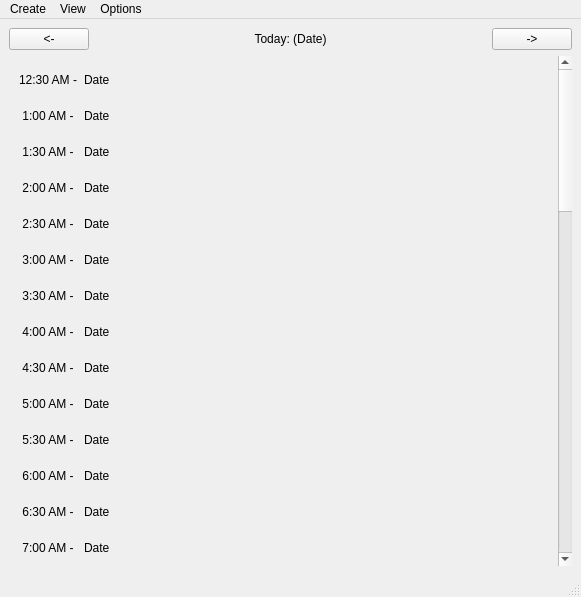
The window that Torg/torg.ui (Tiane-Maestas/Torg) describes before a commit, drawn with Qt 5.
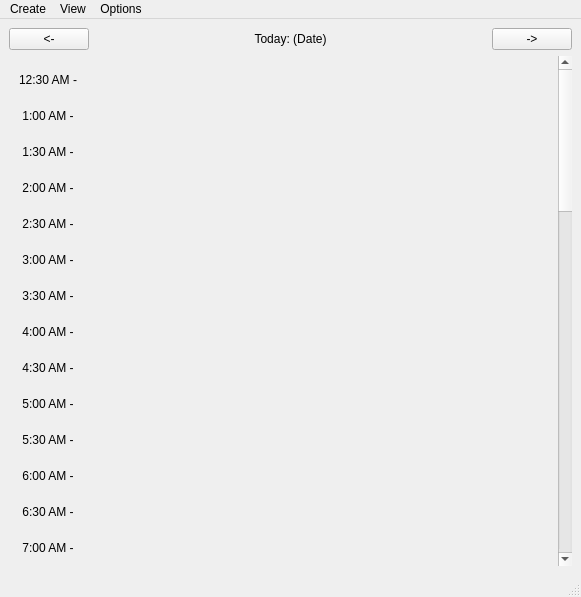
The same window after the commit.

What changed in the file:
```diff
--- a/Torg/torg.ui
+++ b/Torg/torg.ui
@@ -75,7 +75,7 @@
          <property name="geometry">
           <rect>
            <x>0</x>
-           <y>0</y>
+           <y>-1334</y>
            <width>547</width>
            <height>1836</height>
           </rect>
@@ -116,7 +116,7 @@
               <property name="minimumSize">
                <size>
                 <width>50</width>
-                <height>25</height>
+                <height>30</height>
                </size>
               </property>
               <property name="baseSize">
@@ -126,7 +126,7 @@
                </size>
               </property>
               <property name="text">
-               <string>Date</string>
+               <string/>
               </property>
              </widget>
             </item>
@@ -167,7 +167,7 @@
               <property name="minimumSize">
                <size>
                 <width>50</width>
-                <height>25</height>
+                <height>30</height>
                </size>
               </property>
               <property name="baseSize">
@@ -177,7 +177,7 @@
                </size>
               </property>
               <property name="text">
-               <string>Date</string>
+               <string/>
               </property>
              </widget>
             </item>
@@ -218,7 +218,7 @@
               <property name="minimumSize">
                <size>
                 <width>50</width>
-                <height>25</height>
+                <height>30</height>
                </size>
               </property>
               <property name="baseSize">
@@ -228,7 +228,7 @@
                </size>
               </property>
               <property name="text">
-               <string>Date</string>
+               <string/>
               </property>
              </widget>
             </item>
@@ -269,7 +269,7 @@
               <property name="minimumSize">
                <size>
                 <width>50</width>
-                <height>25</height>
+                <height>30</height>
                </size>
               </property>
               <property name="baseSize">
@@ -279,7 +279,7 @@
                </size>
               </property>
               <property name="text">
-               <string>Date</string>
+               <string/>
               </property>
              </widget>
             </item>
@@ -320,7 +320,7 @@
               <property name="minimumSize">
                <size>
                 <width>50</width>
-                <height>25</height>
+                <height>30</height>
                </size>
               </property>
               <property name="baseSize">
@@ -330,7 +330,7 @@
                </size>
               </property>
               <property name="text">
-               <string>Date</string>
+               <string/>
               </property>
              </widget>
             </item>
@@ -371,7 +371,7 @@
               <property name="minimumSize">
                <size>
                 <width>50</width>
-                <height>25</height>
+                <height>30</height>
                </size>
               </property>
               <property name="baseSize">
@@ -381,7 +381,7 @@
                </size>
               </property>
               <property name="text">
-               <string>Date</string>
+               <string/>
               </property>
              </widget>
             </item>
@@ -422,7 +422,7 @@
               <property name="minimumSize">
                <size>
                 <width>50</width>
-                <height>25</height>
+                <height>30</height>
                </size>
               </property>
               <property name="baseSize">
@@ -432,7 +432,7 @@
                </size>
               </property>
               <property name="text">
-               <string>Date</string>
+               <string/>
               </property>
              </widget>
             </item>
@@ -473,7 +473,7 @@
               <property name="minimumSize">
                <size>
                 <width>50</width>
-                <height>25</height>
+                <height>30</height>
                </size>
               </property>
               <property name="baseSize">
@@ -483,7 +483,7 @@
                </size>
               </property>
               <property name="text">
-               <string>Date</string>
+               <string/>
               </property>
              </widget>
             </item>
@@ -524,7 +524,7 @@
               <property name="minimumSize">
                <size>
                 <width>50</width>
-                <height>25</height>
+                <height>30</height>
                </size>
               </property>
               <property name="baseSize">
@@ -534,7 +534,7 @@
                </size>
               </property>
               <property name="text">
-               <string>Date</string>
+               <string/>
               </property>
              </widget>
             </item>
@@ -575,7 +575,7 @@
               <property name="minimumSize">
                <size>
                 <width>50</width>
-                <height>25</height>
+                <height>30</height>
                </size>
               </property>
               <property name="baseSize">
@@ -585,7 +585,7 @@
                </size>
               </property>
               <property name="text">
-               <string>Date</string>
+               <string/>
               </property>
              </widget>
             </item>
@@ -626,7 +626,7 @@
               <property name="minimumSize">
                <size>
                 <width>50</width>
-                <height>25</height>
+                <height>30</height>
                </size>
               </property>
               <property name="baseSize">
@@ -636,7 +636,7 @@
                </size>
               </property>
               <property name="text">
-               <string>Date</string>
+               <string/>
               </property>
              </widget>
             </item>
@@ -677,7 +677,7 @@
               <property name="minimumSize">
                <size>
                 <width>50</width>
-                <height>25</height>
+                <height>30</height>
                </size>
               </property>
               <property name="baseSize">
@@ -687,7 +687,7 @@
                </size>
               </property>
               <property name="text">
-               <string>Date</string>
+               <string/>
               </property>
              </widget>
             </item>
@@ -728,7 +728,7 @@
               <property name="minimumSize">
                <size>
                 <width>50</width>
-                <height>25</height>
+                <height>30</height>
                </size>
               </property>
               <property name="baseSize">
@@ -738,7 +738,7 @@
                </size>
               </property>
               <property name="text">
-               <string>Date</string>
+               <string/>
               </property>
              </widget>
             </item>
@@ -779,7 +779,7 @@
               <property name="minimumSize">
                <size>
                 <width>50</width>
-                <height>25</height>
+                <height>30</height>
                </size>
               </property>
               <property name="baseSize">
@@ -789,7 +789,7 @@
                </size>
               </property>
               <property name="text">
-               <string>Date</string>
+               <string/>
               </property>
              </widget>
             </item>
```
Left out of the diff: 232 changed lines with no effect on the pictures.
